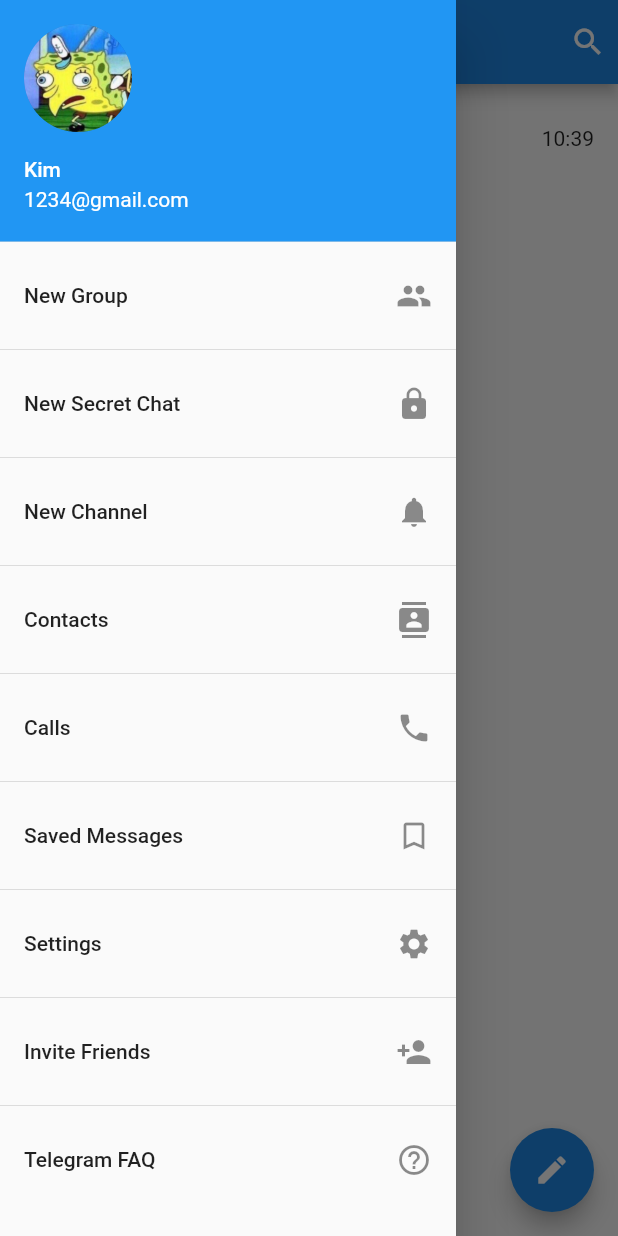
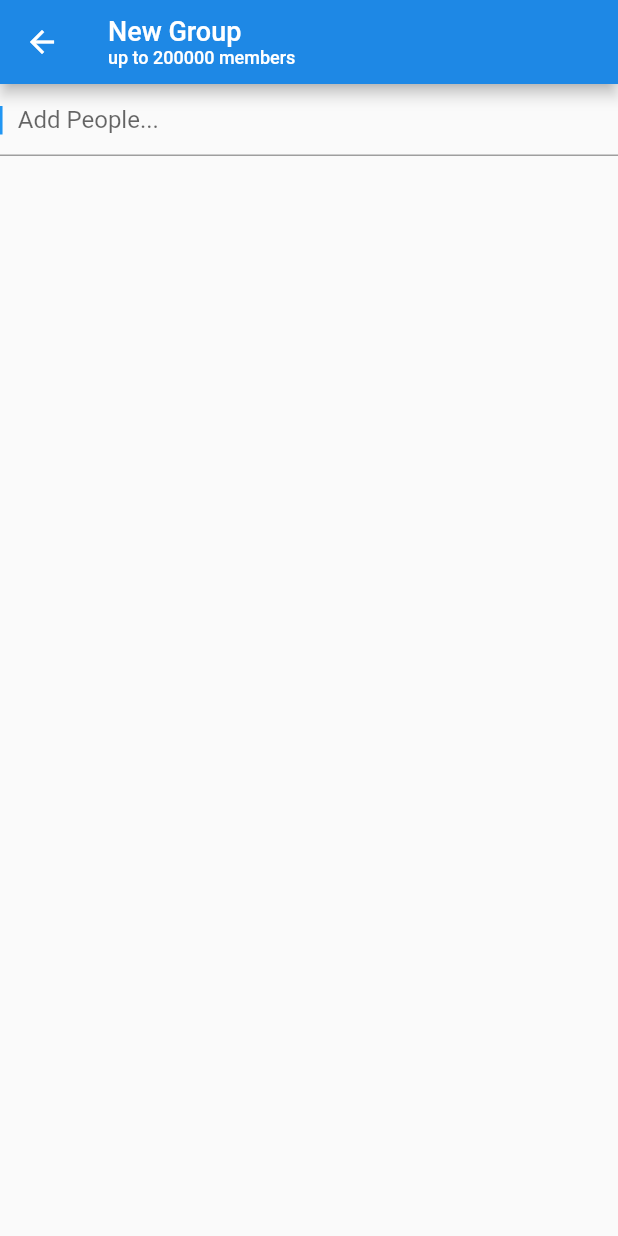
Before and after one commit to KimMontenegro/TelegramClone, a Flutter app: the screen it shows after launch, in the side drawer, after a tap on "New Group", on a phone screen of 412 x 824 dp. Run offline on Flutter 3.47's test engine with Material 2 defaults, Android fonts, the phone set to English and light mode, and no system bars.

Commit message:
moved the icon

```diff
--- a/lib/drawer.dart
+++ b/lib/drawer.dart
@@ -1,4 +1,5 @@
 import 'package:flutter/material.dart';
+import 'newgroup.dart';
 
 class DrawerScreen extends StatefulWidget {
   @override
@@ -18,55 +19,54 @@ class _DrawerScreenState extends State<DrawerScreen> {
               ),
               accountEmail: Text('1234@gmail.com')),
           ListTile(
-            trailing: Icon(Icons.group),
+            leading: Icon(Icons.group),
             title: Text('New Group'),
-            onTap: () {},
+            onTap: () {
+              Navigator.of(context)
+                  .push(MaterialPageRoute(builder: (context) => NewGroup()));
+            },
           ),
-          Divider(),
           ListTile(
-            trailing: Icon(Icons.lock),
+            leading: Icon(Icons.lock),
             title: Text('New Secret Chat'),
             onTap: () {},
           ),
-          Divider(),
           ListTile(
-            trailing: Icon(Icons.notifications),
+            leading: Icon(Icons.notifications),
             title: Text('New Channel'),
             onTap: () {},
           ),
-          Divider(),
           ListTile(
-            trailing: Icon(Icons.contacts),
+            leading: Icon(Icons.contacts),
             title: Text('Contacts'),
             onTap: () {},
           ),
-          Divider(),
           ListTile(
-            trailing: Icon(Icons.phone),
+            leading: Icon(Icons.phone),
             title: Text('Calls'),
             onTap: () {},
           ),
-          Divider(),
           ListTile(
-            trailing: Icon(Icons.bookmark_border),
+            leading: Icon(Icons.bookmark_border),
             title: Text('Saved Messages'),
             onTap: () {},
           ),
-          Divider(),
           ListTile(
-            trailing: Icon(Icons.settings),
+            leading: Icon(Icons.settings),
             title: Text('Settings'),
             onTap: () {},
           ),
-          Divider(),
+          Divider(
+            color: Colors.grey,
+            thickness: 1,
+          ),
           ListTile(
-            trailing: Icon(Icons.person_add),
+            leading: Icon(Icons.person_add),
             title: Text('Invite Friends'),
             onTap: () {},
           ),
-          Divider(),
           ListTile(
-            trailing: Icon(Icons.help_outline),
+            leading: Icon(Icons.help_outline),
             title: Text('Telegram FAQ'),
             onTap: () {},
           )
--- /dev/null
+++ b/lib/newgroup.dart
@@ -0,0 +1,39 @@
+import 'package:flutter/material.dart';
+
+class NewGroup extends StatefulWidget {
+  @override
+  _NewGroupState createState() => _NewGroupState();
+}
+
+class _NewGroupState extends State<NewGroup> {
+  @override
+  Widget build(BuildContext context) {
+    return Scaffold(
+        appBar: AppBar(
+          title: Column(
+            mainAxisAlignment: MainAxisAlignment.start,
+            crossAxisAlignment: CrossAxisAlignment.start,
+            children: [
+              Text(
+                'New Group',
+                style: TextStyle(color: Colors.white, fontSize: 18.0),
+              ),
+              Text(
+                'up to 200000 members',
+                style: TextStyle(color: Colors.white, fontSize: 12.0),
+              )
+            ],
+          ),
+        ),
+        body: TextField(
+          decoration: InputDecoration(
+            hintText: "   Add People...",
+            labelStyle: TextStyle(color: Colors.grey),
+            focusedBorder: UnderlineInputBorder(
+              borderSide: BorderSide(color: Colors.grey),
+            ),
+          ),
+          autofocus: true,
+        ));
+  }
+}
```
